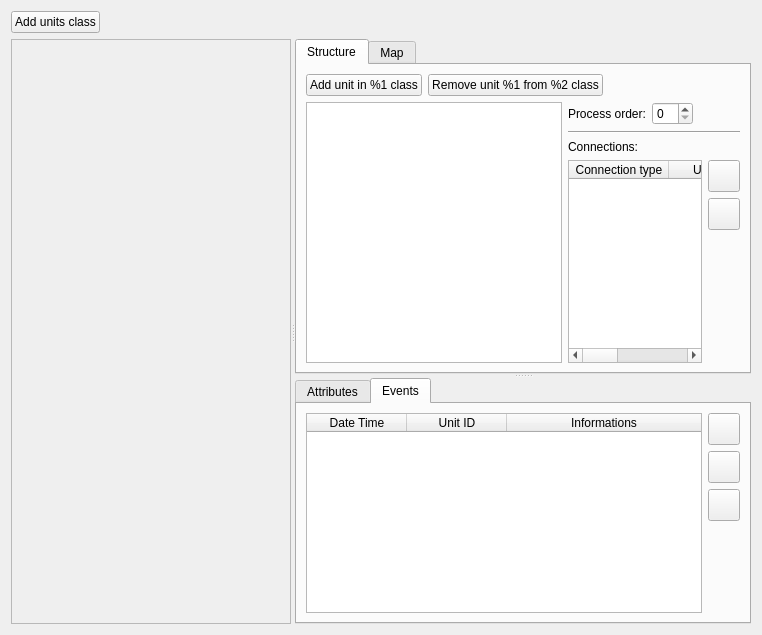
The window that src/apps/openfluid-builder/spatial/SpatialDomainWidget.ui (OpenFLUID/openfluid) describes before a commit, drawn with Qt 5.
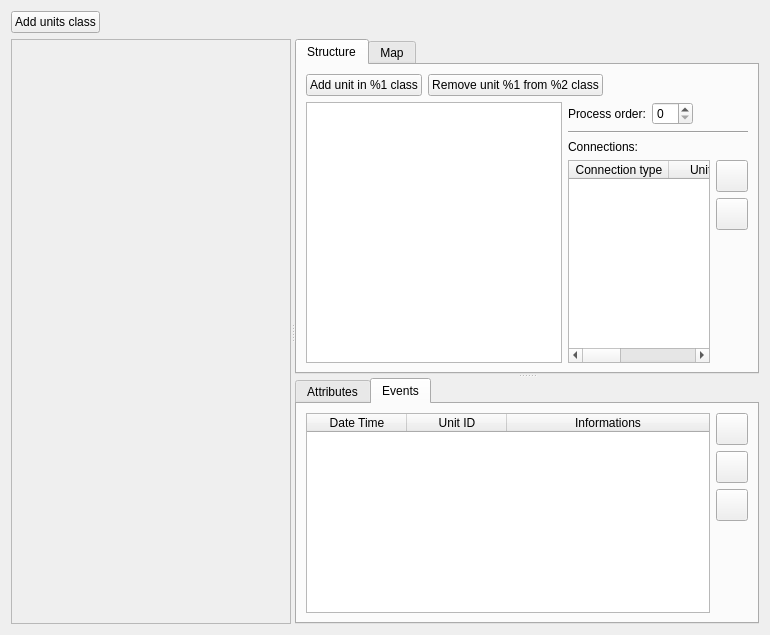
The same window after the commit. Custom widgets are drawn as their Qt base class.

What changed in the file:
```diff
--- a/src/apps/openfluid-builder/spatial/SpatialDomainWidget.ui
+++ b/src/apps/openfluid-builder/spatial/SpatialDomainWidget.ui
@@ -6,7 +6,7 @@
    <rect>
     <x>0</x>
     <y>0</y>
-    <width>762</width>
+    <width>770</width>
     <height>635</height>
    </rect>
   </property>
@@ -275,7 +275,7 @@
                  </column>
                  <column>
                   <property name="text">
-                   <string>Unit class</string>
+                   <string>Units class</string>
                   </property>
                  </column>
                  <column>
```
Left out of the diff: 4 changed lines with no effect on the pictures.
